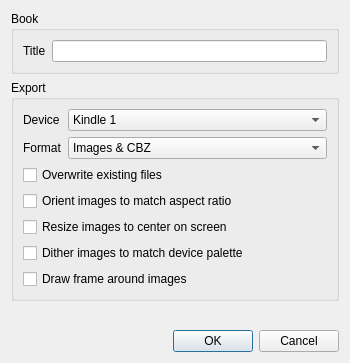
First picture: the form in mangle/ui/options.ui, repository FooSoft/mangle, before the edit.
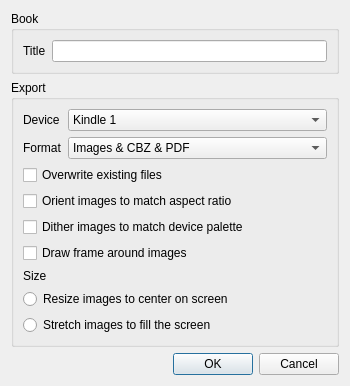
Second picture: the form after the edit.

```diff
--- a/mangle/ui/options.ui
+++ b/mangle/ui/options.ui
@@ -99,7 +99,7 @@
          <widget class="QComboBox" name="comboBoxFormat">
           <item>
            <property name="text">
-            <string>Images &amp; CBZ</string>
+            <string>Images &amp; CBZ &amp; PDF</string>
            </property>
           </item>
           <item>
@@ -130,13 +130,6 @@
         </property>
        </widget>
       </item>
-      <item>
-       <widget class="QCheckBox" name="checkboxResize">
-        <property name="text">
-         <string>Resize images to center on screen</string>
-        </property>
-       </widget>
-      </item>
       <item>
        <widget class="QCheckBox" name="checkboxQuantize">
         <property name="text">
@@ -151,6 +144,27 @@
         </property>
        </widget>
       </item>
+        <item>
+         <widget class="QLabel" name="label_3">
+          <property name="text">
+           <string>Size</string>
+          </property>
+         </widget>
+        </item>
+      <item>
+       <widget class="QRadioButton" name="checkboxResize">
+        <property name="text">
+         <string>Resize images to center on screen</string>
+        </property>
+       </widget>
+      </item>
+      <item>
+       <widget class="QRadioButton" name="checkboxStretch">
+        <property name="text">
+         <string>Stretch images to fill the screen</string>
+        </property>
+       </widget>
+      </item>
      </layout>
     </widget>
    </item>
```
Left out of the diff: 5 changed lines with no effect on the pictures.
